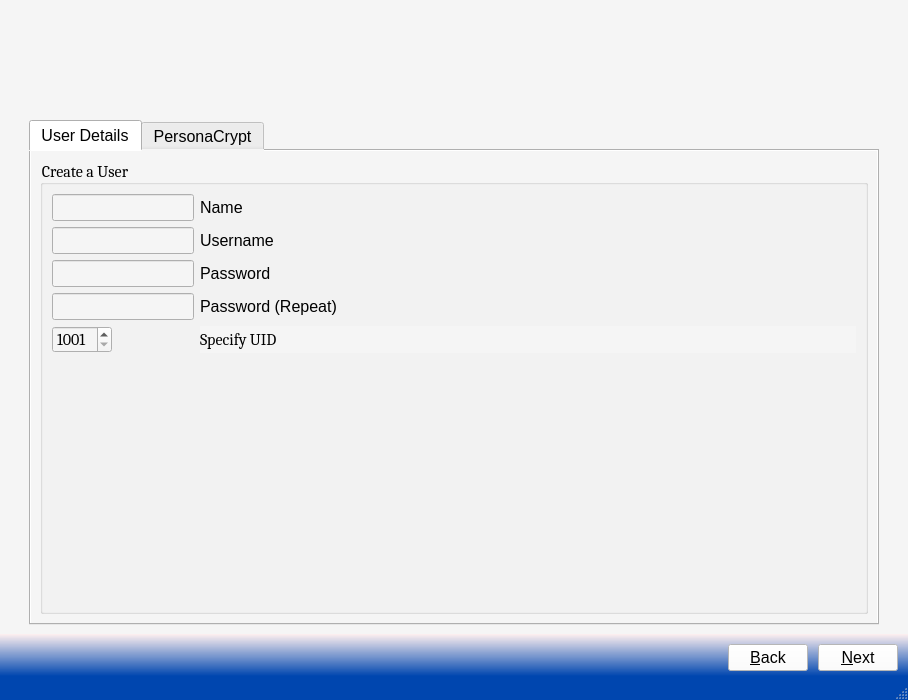
Above: src-qt5/pc-firstbootgui/firstboot.ui from trueos/pcbsd before the change. Below: the same form after it.
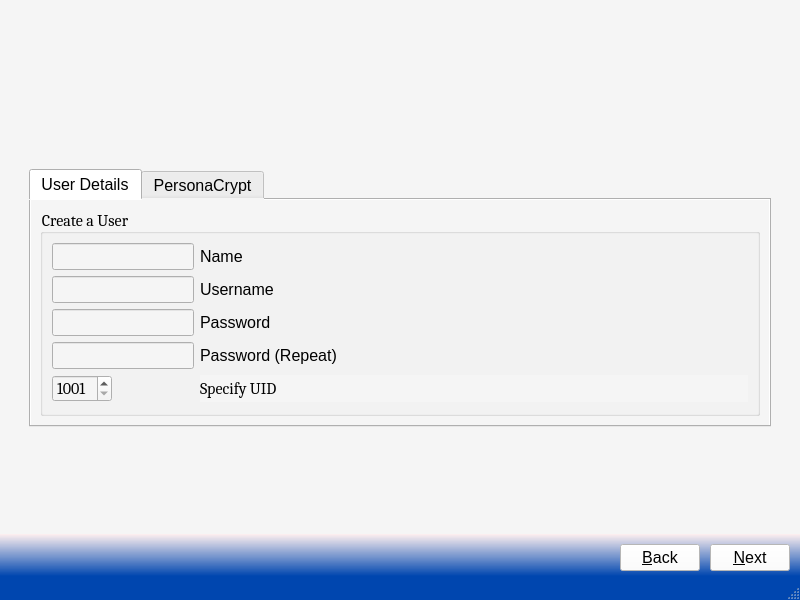
That is the form after the change. The open tabs and pages were chosen to show the change. Icons and pictures are not drawn.

Commit message: Clean up the firstboot UI a bit (spacing/layout issues)

The edit to the form file:
```diff
--- a/src-qt5/pc-firstbootgui/firstboot.ui
+++ b/src-qt5/pc-firstbootgui/firstboot.ui
@@ -6,8 +6,8 @@
    <rect>
     <x>0</x>
     <y>0</y>
-    <width>908</width>
-    <height>700</height>
+    <width>800</width>
+    <height>600</height>
    </rect>
   </property>
   <property name="minimumSize">
@@ -731,13 +731,42 @@
       </widget>
       <widget class="QWidget" name="Page_User">
        <layout class="QGridLayout" name="gridLayout_7">
+        <item row="1" column="0">
+         <spacer name="horizontalSpacer_14">
+          <property name="orientation">
+           <enum>Qt::Horizontal</enum>
+          </property>
+          <property name="sizeType">
+           <enum>QSizePolicy::Preferred</enum>
+          </property>
+          <property name="sizeHint" stdset="0">
+           <size>
+            <width>20</width>
+            <height>20</height>
+           </size>
+          </property>
+         </spacer>
+        </item>
+        <item row="3" column="1">
+         <spacer name="verticalSpacer_18">
+          <property name="orientation">
+           <enum>Qt::Vertical</enum>
+          </property>
+          <property name="sizeHint" stdset="0">
+           <size>
+            <width>20</width>
+            <height>40</height>
+           </size>
+          </property>
+         </spacer>
+        </item>
         <item row="0" column="1">
          <spacer name="verticalSpacer_7">
           <property name="orientation">
            <enum>Qt::Vertical</enum>
           </property>
           <property name="sizeType">
-           <enum>QSizePolicy::Preferred</enum>
+           <enum>QSizePolicy::Expanding</enum>
           </property>
           <property name="sizeHint" stdset="0">
            <size>
@@ -756,6 +785,9 @@
               <property name="orientation">
                <enum>Qt::Horizontal</enum>
               </property>
+              <property name="sizeType">
+               <enum>QSizePolicy::Preferred</enum>
+              </property>
               <property name="sizeHint" stdset="0">
                <size>
                 <width>40</width>
@@ -804,6 +836,9 @@
               <property name="orientation">
                <enum>Qt::Horizontal</enum>
               </property>
+              <property name="sizeType">
+               <enum>QSizePolicy::Preferred</enum>
+              </property>
               <property name="sizeHint" stdset="0">
                <size>
                 <width>40</width>
@@ -816,40 +851,14 @@
           </item>
           <item>
            <layout class="QGridLayout" name="gridLayout_6">
-            <item row="1" column="2">
-             <spacer name="horizontalSpacer_15">
-              <property name="orientation">
-               <enum>Qt::Horizontal</enum>
-              </property>
-              <property name="sizeType">
-               <enum>QSizePolicy::Preferred</enum>
-              </property>
-              <property name="sizeHint" stdset="0">
-               <size>
-                <width>20</width>
-                <height>20</height>
-               </size>
-              </property>
-             </spacer>
-            </item>
-            <item row="1" column="0">
-             <spacer name="horizontalSpacer_14">
-              <property name="orientation">
-               <enum>Qt::Horizontal</enum>
-              </property>
-              <property name="sizeType">
-               <enum>QSizePolicy::Preferred</enum>
-              </property>
-              <property name="sizeHint" stdset="0">
-               <size>
-                <width>20</width>
-                <height>20</height>
-               </size>
-              </property>
-             </spacer>
-            </item>
             <item row="1" column="1">
              <widget class="QTabWidget" name="tabWidget">
+              <property name="sizePolicy">
+               <sizepolicy hsizetype="Preferred" vsizetype="Preferred">
+                <horstretch>0</horstretch>
+                <verstretch>0</verstretch>
+               </sizepolicy>
+              </property>
               <property name="currentIndex">
                <number>0</number>
               </property>
@@ -1114,6 +1123,22 @@
           </property>
          </spacer>
         </item>
+        <item row="1" column="2">
+         <spacer name="horizontalSpacer_15">
+          <property name="orientation">
+           <enum>Qt::Horizontal</enum>
+          </property>
+          <property name="sizeType">
+           <enum>QSizePolicy::Preferred</enum>
+          </property>
+          <property name="sizeHint" stdset="0">
+           <size>
+            <width>20</width>
+            <height>20</height>
+           </size>
+          </property>
+         </spacer>
+        </item>
        </layout>
       </widget>
       <widget class="QWidget" name="Page_Audio">
```
Left out of the diff: 6 changed lines with no effect on the pictures.
